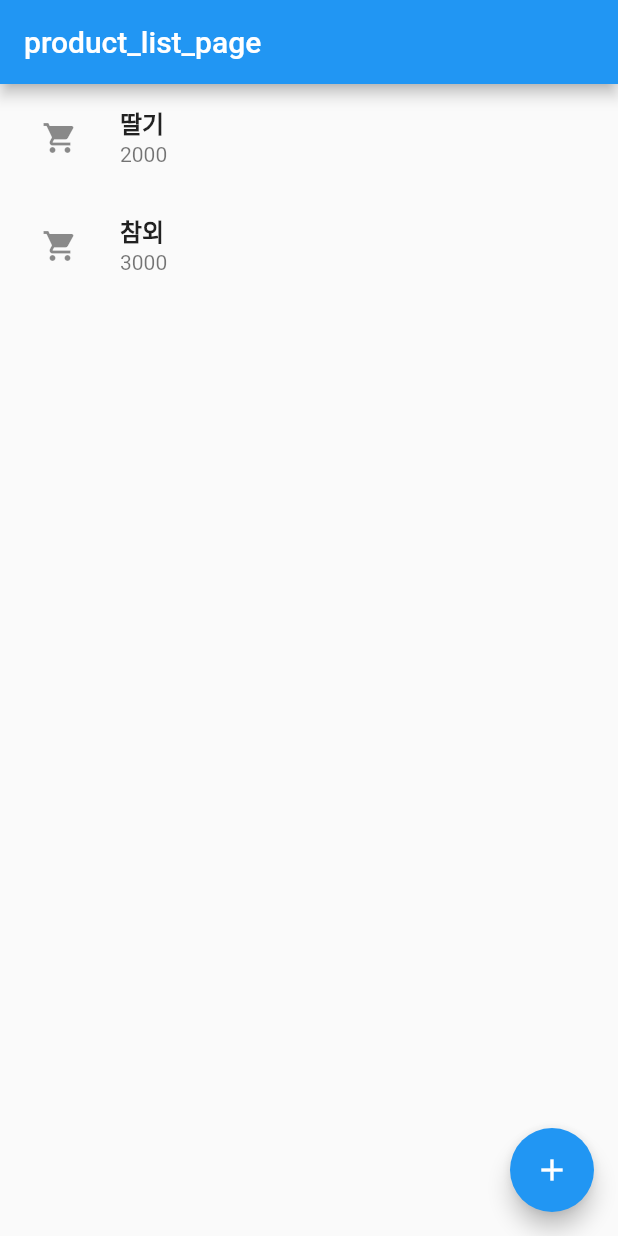
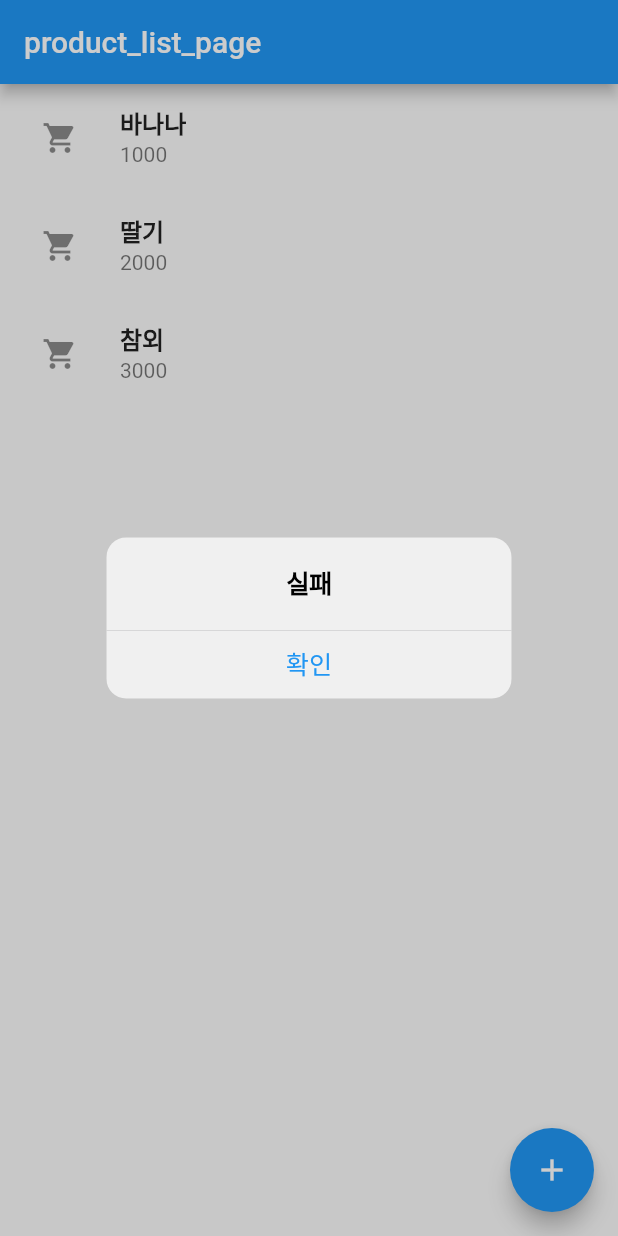
Before and after one commit to BeomyoonHeo/data_app, a Flutter app: the screen it shows after launch, after a tap on the "shopping cart" icon, on a phone screen of 412 x 824 dp. Run offline on Flutter 3.47's test engine with Material 2 defaults, Android fonts, the phone set to English and light mode, and no system bars; our stand-ins replace flutter_riverpod.

Commit message:
리스너 사용해서 alert창 띄워보기

```diff
--- a/lib/controller/product_controller.dart
+++ b/lib/controller/product_controller.dart
@@ -2,6 +2,7 @@
 import 'package:data_app/domain/product/product.dart';
 import 'package:data_app/domain/product/product_http_repository.dart';
 import 'package:data_app/main.dart';
+import 'package:data_app/store/global_state_store.dart';
 import 'package:data_app/views/product/list/product_list_view_store.dart';
 import 'package:data_app/views/components/my_alert_dialog.dart';
 import 'package:flutter_riverpod/flutter_riverpod.dart';
@@ -36,7 +37,8 @@ class ProductController {
   void delete(int id, context) {
     int result = _ref.read(productHttpRepository).removeProduct(id);
     if (result != 1) {
-      MyAlertDialog(context: context, msg: "삭제 실패").showDialog();
+      _ref.read(globalState.notifier).state++;
+      //MyAlertDialog(context: context, msg: "삭제 실패").showDialog();
     } else {
       _ref.read(productListViewStore.notifier).removeProduct(id);
     }
--- a/lib/domain/product/product_http_repository.dart
+++ b/lib/domain/product/product_http_repository.dart
@@ -56,6 +56,6 @@ class ProductHttpRepository {
     list = list.where((product) => product.id != id).toList();
     //http 통신 코드
 
-    return 1;
+    return -1;
   }
 }
--- /dev/null
+++ b/lib/store/global_state_store.dart
@@ -0,0 +1,5 @@
+import 'package:flutter_riverpod/flutter_riverpod.dart';
+
+final globalState = StateProvider<int>((ref) {
+  return 1;
+});
--- a/lib/views/product/list/product_list_view.dart
+++ b/lib/views/product/list/product_list_view.dart
@@ -1,5 +1,7 @@
 import 'package:data_app/controller/product_controller.dart';
 import 'package:data_app/domain/product/product.dart';
+import 'package:data_app/store/global_state_store.dart';
+import 'package:data_app/views/components/my_alert_dialog.dart';
 import 'package:data_app/views/product/list/product_list_view_store.dart';
 import 'package:flutter/cupertino.dart';
 import 'package:flutter/material.dart';
@@ -13,6 +15,9 @@ class ProductListView extends ConsumerWidget {
     final pc = ref.read(
         productController); // singletone으로 하기 위해서 provider에서 해당 Controller를 가지고 있게 한다.
     final pm = ref.watch(productListViewStore);
+    final globalListener = ref.listen(globalState, (previous, next) {
+      MyAlertDialog(context: context, msg: "실패").showDialog();
+    });
 
     return Scaffold(
       floatingActionButton: FloatingActionButton(
```
